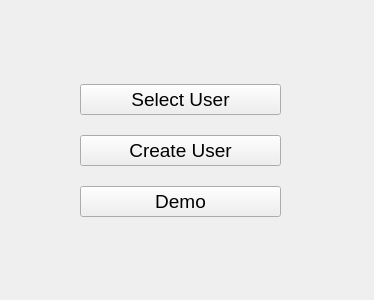
This is src/gui_pkg/include/gui_pkg/main_form.ui in cristianbass01/GUI_robotic_exoskeleton as Qt 5 draws it before an edit. The edited form follows.
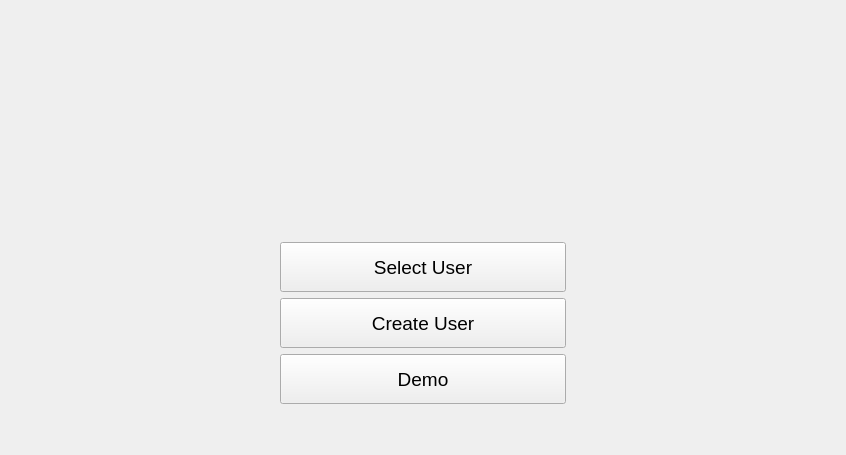
This is the edited form. Icons and pictures are not drawn.

Commit message: Funzionamento QTableWidget + Sistemata UI

Patch:
```diff
--- a/src/gui_pkg/include/gui_pkg/main_form.ui
+++ b/src/gui_pkg/include/gui_pkg/main_form.ui
@@ -6,8 +6,8 @@
    <rect>
     <x>0</x>
     <y>0</y>
-    <width>374</width>
-    <height>300</height>
+    <width>846</width>
+    <height>455</height>
    </rect>
   </property>
   <property name="windowTitle">
@@ -17,21 +17,84 @@
    <iconset>
     <normaloff>../../../../../GUI_robotic_exoskeleton222/rc/exoskeleton_icon.png</normaloff>../../../../../GUI_robotic_exoskeleton222/rc/exoskeleton_icon.png</iconset>
   </property>
-  <widget class="QWidget" name="verticalLayoutWidget">
-   <property name="geometry">
-    <rect>
-     <x>80</x>
-     <y>70</y>
-     <width>201</width>
-     <height>161</height>
-    </rect>
-   </property>
+  <layout class="QHBoxLayout" name="horizontalLayout">
+   <item>
+    <spacer name="horizontalSpacer">
+     <property name="orientation">
+      <enum>Qt::Horizontal</enum>
+     </property>
+     <property name="sizeType">
+      <enum>QSizePolicy::Preferred</enum>
+     </property>
+     <property name="sizeHint" stdset="0">
+      <size>
+       <width>269</width>
+       <height>20</height>
+      </size>
+     </property>
+    </spacer>
+   </item>
+   <item>
    <layout class="QVBoxLayout" name="verticalLayout">
     <property name="sizeConstraint">
      <enum>QLayout::SetDefaultConstraint</enum>
     </property>
+     <item>
+      <spacer name="verticalSpacer">
+       <property name="orientation">
+        <enum>Qt::Vertical</enum>
+       </property>
+       <property name="sizeType">
+        <enum>QSizePolicy::Fixed</enum>
+       </property>
+       <property name="sizeHint" stdset="0">
+        <size>
+         <width>20</width>
+         <height>40</height>
+        </size>
+       </property>
+      </spacer>
+     </item>
+     <item>
+      <widget class="QLabel" name="label">
+       <property name="text">
+        <string>&lt;html&gt;&lt;head/&gt;&lt;body&gt;&lt;p&gt;&lt;img src=&quot;:/img/logo.png&quot;/&gt;&lt;/p&gt;&lt;/body&gt;&lt;/html&gt;</string>
+       </property>
+       <property name="alignment">
+        <set>Qt::AlignCenter</set>
+       </property>
+      </widget>
+     </item>
+     <item>
+      <spacer name="verticalSpacer_3">
+       <property name="orientation">
+        <enum>Qt::Vertical</enum>
+       </property>
+       <property name="sizeType">
+        <enum>QSizePolicy::Preferred</enum>
+       </property>
+       <property name="sizeHint" stdset="0">
+        <size>
+         <width>20</width>
+         <height>40</height>
+        </size>
+       </property>
+      </spacer>
+     </item>
     <item>
      <widget class="QPushButton" name="BT_selectUser">
+       <property name="minimumSize">
+        <size>
+         <width>100</width>
+         <height>40</height>
+        </size>
+       </property>
+       <property name="maximumSize">
+        <size>
+         <width>400</width>
+         <height>50</height>
+        </size>
+       </property>
       <property name="font">
        <font>
         <pointsize>14</pointsize>
@@ -47,6 +110,18 @@
       <property name="enabled">
        <bool>true</bool>
       </property>
+       <property name="minimumSize">
+        <size>
+         <width>100</width>
+         <height>40</height>
+        </size>
+       </property>
+       <property name="maximumSize">
+        <size>
+         <width>400</width>
+         <height>50</height>
+        </size>
+       </property>
       <property name="baseSize">
        <size>
         <width>0</width>
@@ -65,6 +140,18 @@
     </item>
     <item>
      <widget class="QPushButton" name="BT_demo">
+       <property name="minimumSize">
+        <size>
+         <width>100</width>
+         <height>40</height>
+        </size>
+       </property>
+       <property name="maximumSize">
+        <size>
+         <width>400</width>
+         <height>50</height>
+        </size>
+       </property>
       <property name="font">
        <font>
         <pointsize>14</pointsize>
@@ -75,8 +162,41 @@
       </property>
      </widget>
     </item>
-   </layout>
-  </widget>
+     <item>
+      <spacer name="verticalSpacer_2">
+       <property name="orientation">
+        <enum>Qt::Vertical</enum>
+       </property>
+       <property name="sizeType">
+        <enum>QSizePolicy::Preferred</enum>
+       </property>
+       <property name="sizeHint" stdset="0">
+        <size>
+         <width>20</width>
+         <height>40</height>
+        </size>
+       </property>
+      </spacer>
+     </item>
+    </layout>
+   </item>
+   <item>
+    <spacer name="horizontalSpacer_2">
+     <property name="orientation">
+      <enum>Qt::Horizontal</enum>
+     </property>
+     <property name="sizeType">
+      <enum>QSizePolicy::Preferred</enum>
+     </property>
+     <property name="sizeHint" stdset="0">
+      <size>
+       <width>269</width>
+       <height>20</height>
+      </size>
+     </property>
+    </spacer>
+   </item>
+  </layout>
  </widget>
  <resources/>
  <connections/>
```
Lines whose indentation alone changed are shown as unchanged. The commit also changes 7 other files.
